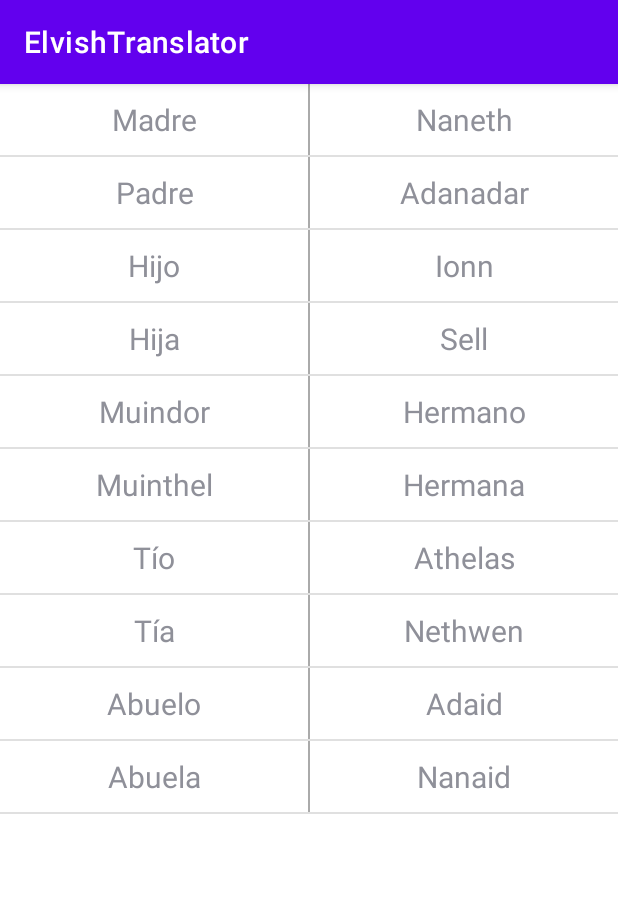
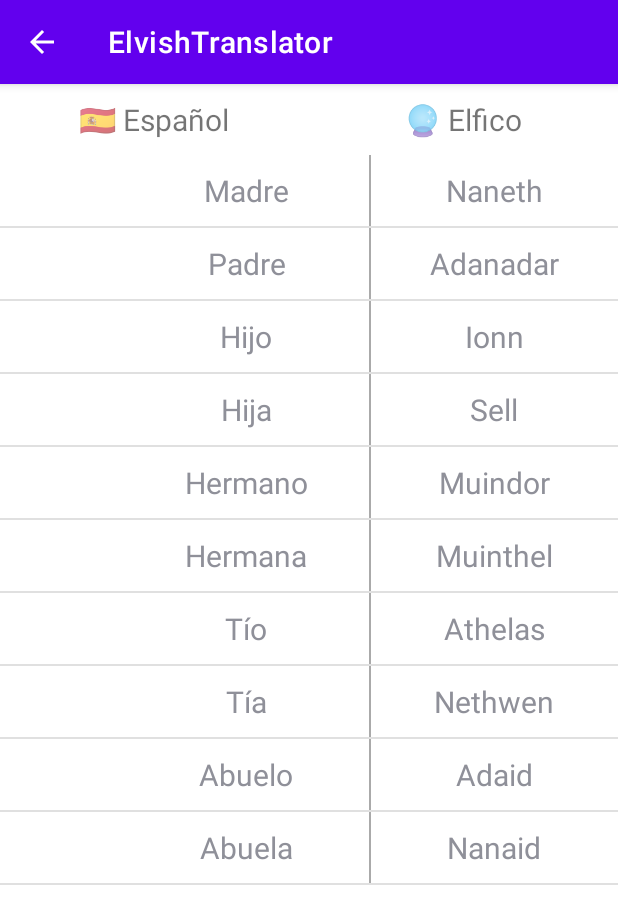
Before and after one commit to magnitopic/ElvishTranslator, an Android app: the familia screen opened directly, with no data from a screen before it, on a phone screen of 412 x 824 dp. Shown: the top 924 px of the screen. Run offline under Robolectric (Android 15) with nearby library versions, the phone set to English and light mode, and no system bars.

Commit message:
added back arrows

```diff
--- a/app/src/main/AndroidManifest.xml
+++ b/app/src/main/AndroidManifest.xml
@@ -15,15 +15,19 @@
         tools:targetApi="31">
         <activity
             android:name=".frases"
+            android:parentActivityName=".MainActivity"
             android:exported="false" />
         <activity
             android:name=".Colores"
+            android:parentActivityName=".MainActivity"
             android:exported="false" />
         <activity
             android:name=".familia"
+            android:parentActivityName=".MainActivity"
             android:exported="false" />
         <activity
             android:name=".numeros"
+            android:parentActivityName=".MainActivity"
             android:exported="false" />
         <activity
             android:name=".MainActivity"
--- a/app/src/main/java/com/example/elvishtranslator/familia.kt
+++ b/app/src/main/java/com/example/elvishtranslator/familia.kt
@@ -16,8 +16,8 @@ class familia : AppCompatActivity() {
             Word("Padre", "Adanadar"),
             Word("Hijo", "Ionn"),
             Word("Hija", "Sell"),
-            Word("Muindor", "Hermano"),
-            Word("Muinthel", "Hermana"),
+            Word("Hermano", "Muindor"),
+            Word("Hermana", "Muinthel"),
             Word("Tío", "Athelas"),
             Word("Tía", "Nethwen"),
             Word("Abuelo", "Adaid"),
--- a/app/src/main/res/layout/activity_familia.xml
+++ b/app/src/main/res/layout/activity_familia.xml
@@ -7,6 +7,33 @@
     android:orientation="vertical"
     tools:context=".familia">
 
+    <LinearLayout
+        android:id="@+id/relativeTop"
+        android:layout_width="match_parent"
+        android:layout_height="wrap_content"
+        android:orientation="horizontal">
+
+        <TextView
+            android:id="@+id/textViewSpanish"
+            android:layout_width="0dp"
+            android:layout_height="wrap_content"
+            android:layout_weight="1"
+            android:padding="10dp"
+            android:text="🇪🇸 Español"
+            android:textAlignment="center"
+            android:textSize="20dp" />
+
+        <TextView
+            android:id="@+id/textViewElvish"
+            android:layout_width="0dp"
+            android:layout_height="wrap_content"
+            android:layout_weight="1"
+            android:padding="10dp"
+            android:text="🔮 Elfico"
+            android:textAlignment="center"
+            android:textSize="20dp" />
+    </LinearLayout>
+
     <ListView
         android:id="@+id/listaFamilia"
         android:layout_width="match_parent"
--- a/app/src/main/res/layout/activity_main.xml
+++ b/app/src/main/res/layout/activity_main.xml
@@ -59,7 +59,7 @@
             android:background="@drawable/pill"
             android:gravity="center"
             android:padding="5dp"
-            android:text="🔢 Numeros"
+            android:text="🔢 Números"
             android:textColor="@color/black"
             android:textSize="30sp" />
 
--- a/app/src/main/res/layout/item_list_word.xml
+++ b/app/src/main/res/layout/item_list_word.xml
@@ -1,14 +1,24 @@
 <?xml version="1.0" encoding="utf-8"?>
 <LinearLayout xmlns:android="http://schemas.android.com/apk/res/android"
+    xmlns:app="http://schemas.android.com/apk/res-auto"
+    xmlns:tools="http://schemas.android.com/tools"
     android:layout_width="match_parent"
     android:layout_height="match_parent"
     android:orientation="horizontal">
+
+
+    <ImageView
+        android:id="@+id/imageView"
+        android:layout_width="wrap_content"
+        android:layout_height="wrap_content"
+        android:layout_weight=".2"
+        tools:srcCompat="@tools:sample/avatars" />
 
     <TextView
         android:id="@+id/textViewSpanish"
         android:layout_width="0dp"
         android:layout_height="wrap_content"
-        android:layout_weight="1"
+        android:layout_weight=".4"
         android:padding="10dp"
         android:text="PalceholderSpanish"
         android:textAlignment="center"
@@ -17,12 +27,13 @@
     <View
         android:layout_width="1dp"
         android:layout_height="match_parent"
-        android:background="@android:color/darker_gray"/>
+        android:background="@android:color/darker_gray" />
+
     <TextView
         android:id="@+id/textViewElvish"
         android:layout_width="0dp"
         android:layout_height="wrap_content"
-        android:layout_weight="1"
+        android:layout_weight=".4"
         android:padding="10dp"
         android:text="PlaceholderElvish"
         android:textAlignment="center"
```
Also changed, not shown: app/src/main/java/com/example/elvishtranslator/MainActivity.kt (+4 -4 lines), app/src/main/res/layout/activity_colores.xml (+5 -4 lines), app/src/main/res/layout/activity_frases.xml (+27 -0 lines), app/src/main/res/layout/activity_numeros.xml (+27 -0 lines).
